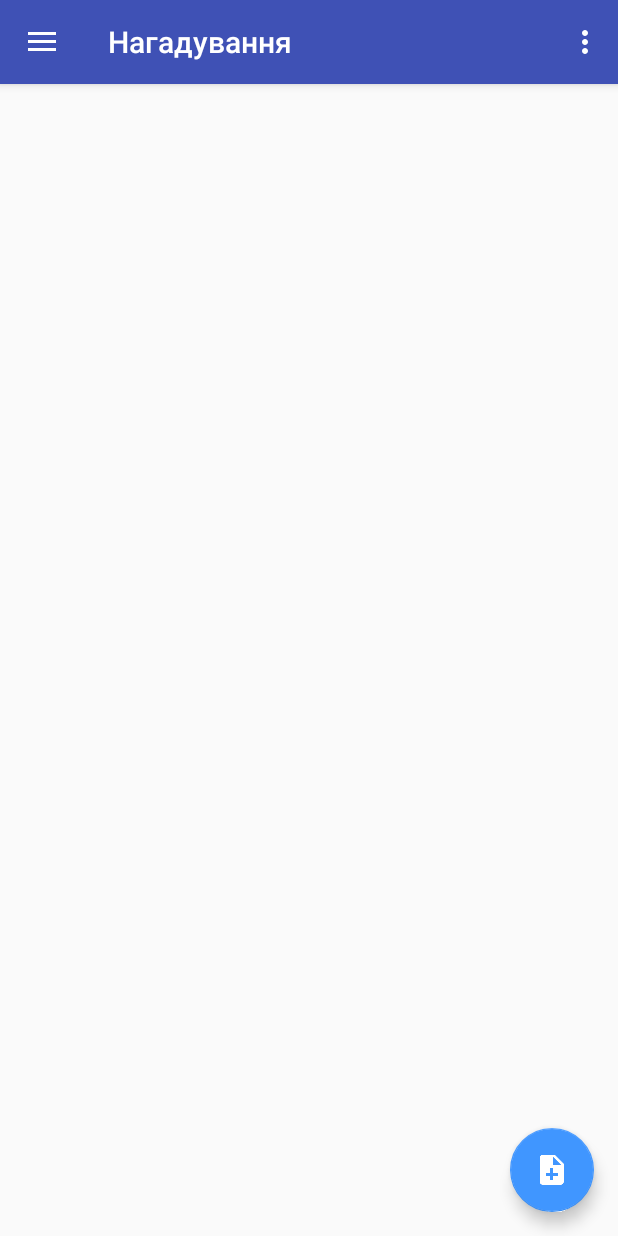
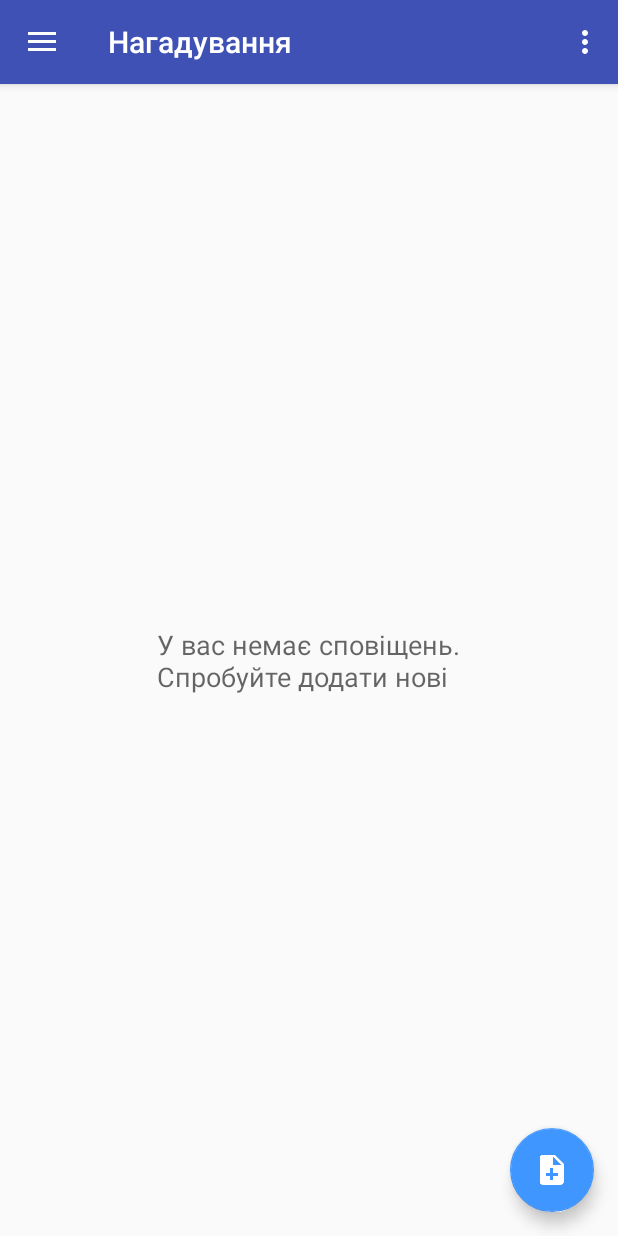
Before and after one commit to yaroslavambrozyak/ScheduleMe, an Android app: the screen it shows after launch (MainActivity), on a phone screen of 412 x 824 dp. Run offline under Robolectric (Android 15) with nearby library versions, the phone set to English and light mode, and no system bars; our stand-ins replace ButterKnife, Dagger/Hilt's generated code; libraries missing offline, so code that uses them is left out: io.realm; 3 statements that could not run were skipped.

Commit message:
some changes

```diff
--- a/ScheduleMe/app/src/main/java/com/study/yaroslavambrozyak/scheduleme/presenter/MainPresenterImp.java
+++ b/ScheduleMe/app/src/main/java/com/study/yaroslavambrozyak/scheduleme/presenter/MainPresenterImp.java
@@ -28,10 +28,7 @@ public class MainPresenterImp implements MainPresenter {
 
     @Override
     public RealmResults<Remind> getReminds() {
-        view.showProgress();
-        RealmResults<Remind> reminds = realm.allObjects(Remind.class);
-        view.hideProgress();
-        return reminds;
+        return realm.allObjects(Remind.class);
     }
 
     @Override
--- a/ScheduleMe/app/src/main/java/com/study/yaroslavambrozyak/scheduleme/view/CreateDialog.java
+++ b/ScheduleMe/app/src/main/java/com/study/yaroslavambrozyak/scheduleme/view/CreateDialog.java
@@ -70,7 +70,7 @@ public class CreateDialog extends DialogFragment
         calendar = Calendar.getInstance();
         calendar.set(year, month, dayOfMonth);
         @SuppressLint("DefaultLocale")
-        String date = String.format("%d:%d:%d", dayOfMonth, month + 1, year);
+        String date = String.format("%d:%02d:%d", dayOfMonth, month + 1, year);
         textViewDate.setText(date);
     }
 
--- a/ScheduleMe/app/src/main/java/com/study/yaroslavambrozyak/scheduleme/view/MainFragment.java
+++ b/ScheduleMe/app/src/main/java/com/study/yaroslavambrozyak/scheduleme/view/MainFragment.java
@@ -11,6 +11,7 @@ import android.view.LayoutInflater;
 import android.view.View;
 import android.view.ViewGroup;
 import android.widget.ProgressBar;
+import android.widget.TextView;
 import android.widget.Toast;
 
 import com.study.yaroslavambrozyak.scheduleme.R;
@@ -30,8 +31,8 @@ public class MainFragment extends Fragment implements MainView {
 
     @BindView(R.id.recycler_view)
     RecyclerView recyclerView;
-    @BindView(R.id.progress_bar)
-    ProgressBar progressBar;
+    @BindView(R.id.text_empty_list)
+    TextView textEmptyList;
 
     //todo try to inject next time!
     MainPresenter presenter;
@@ -63,18 +64,18 @@ public class MainFragment extends Fragment implements MainView {
     }
 
     @Override
-    public void showProgress() {
-        progressBar.setVisibility(View.VISIBLE);
+    public void showMessage(String message) {
+        Toast.makeText(context, message, Toast.LENGTH_LONG).show();
     }
 
     @Override
-    public void hideProgress() {
-        progressBar.setVisibility(View.GONE);
+    public void showMessageEmptyList() {
+        textEmptyList.setVisibility(View.VISIBLE);
     }
 
     @Override
-    public void showMessage(String message) {
-        Toast.makeText(context, message, Toast.LENGTH_LONG).show();
+    public void hideMessageEmptyList() {
+        textEmptyList.setVisibility(View.GONE);
     }
 
     private RealmResults<Remind> getReminds() {
@@ -83,7 +84,7 @@ public class MainFragment extends Fragment implements MainView {
 
     private void initRecyclerView() {
         RecyclerView.LayoutManager manager = new LinearLayoutManager(context);
-        RecyclerView.Adapter adapter = new RemindAdapter(getReminds(),recyclerView,presenter);
+        RecyclerView.Adapter adapter = new RemindAdapter(getReminds(), recyclerView, presenter);
         recyclerView.setLayoutManager(manager);
         recyclerView.setAdapter(adapter);
         recyclerView.addOnScrollListener(new RecyclerView.OnScrollListener() {
--- a/ScheduleMe/app/src/main/java/com/study/yaroslavambrozyak/scheduleme/view/interfaces/MainView.java
+++ b/ScheduleMe/app/src/main/java/com/study/yaroslavambrozyak/scheduleme/view/interfaces/MainView.java
@@ -1,12 +1,8 @@
 package com.study.yaroslavambrozyak.scheduleme.view.interfaces;
 
 
-import com.study.yaroslavambrozyak.scheduleme.model.Remind;
-
-import java.util.List;
-
 public interface MainView {
-    void showProgress();
-    void hideProgress();
     void showMessage(String message);
+    void showMessageEmptyList();
+    void hideMessageEmptyList();
 }
--- a/ScheduleMe/app/src/main/res/layout/fragment_main.xml
+++ b/ScheduleMe/app/src/main/res/layout/fragment_main.xml
@@ -8,19 +8,18 @@
     tools:context="com.study.yaroslavambrozyak.scheduleme.view.MainActivity"
     >
 
-    <ProgressBar
-        android:id="@+id/progress_bar"
-        android:layout_width="50dp"
-        android:layout_height="50dp"
+    <TextView
+        android:id="@+id/text_empty_list"
+        android:layout_width="wrap_content"
+        android:layout_height="wrap_content"
+        android:text="@string/empty_list_text"
+        app:layout_constraintLeft_toLeftOf="parent"
+        app:layout_constraintRight_toRightOf="parent"
+        app:layout_constraintTop_toTopOf="parent"
+        app:layout_constraintBottom_toBottomOf="parent"
+        style="@style/Base.TextAppearance.AppCompat.Medium"
         android:layout_marginLeft="8dp"
-        app:layout_constraintLeft_toLeftOf="parent"
-        app:layout_constraintTop_toTopOf="parent"
-        android:layout_marginTop="8dp"
-        android:layout_marginRight="8dp"
-        app:layout_constraintRight_toRightOf="parent"
-        app:layout_constraintBottom_toBottomOf="parent"
-        android:layout_marginBottom="8dp"
-        android:visibility="gone"/>
+        android:layout_marginRight="8dp" />
 
     <android.support.v7.widget.RecyclerView
         android:id="@+id/recycler_view"
--- a/ScheduleMe/app/src/main/res/values/strings.xml
+++ b/ScheduleMe/app/src/main/res/values/strings.xml
@@ -12,4 +12,5 @@
     <string name="dialog_create_remind_button">Створити</string>
     <string name="activity_main_title">Нагадування</string>
     <string name="title_activity_create_remind">CreateRemindActivity</string>
+    <string name="empty_list_text">У вас немає сповіщень.\nСпробуйте додати нові</string>
 </resources>
```
